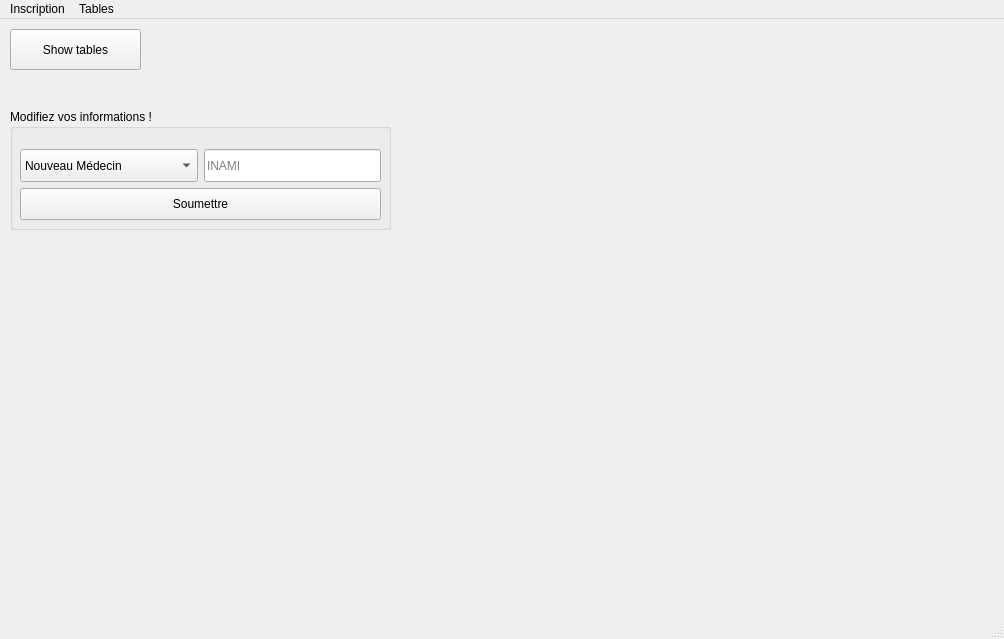
First picture: the form in code/gui/gui/mainwindow.ui, repository JustRayCB/bdd_projet1, before the edit.
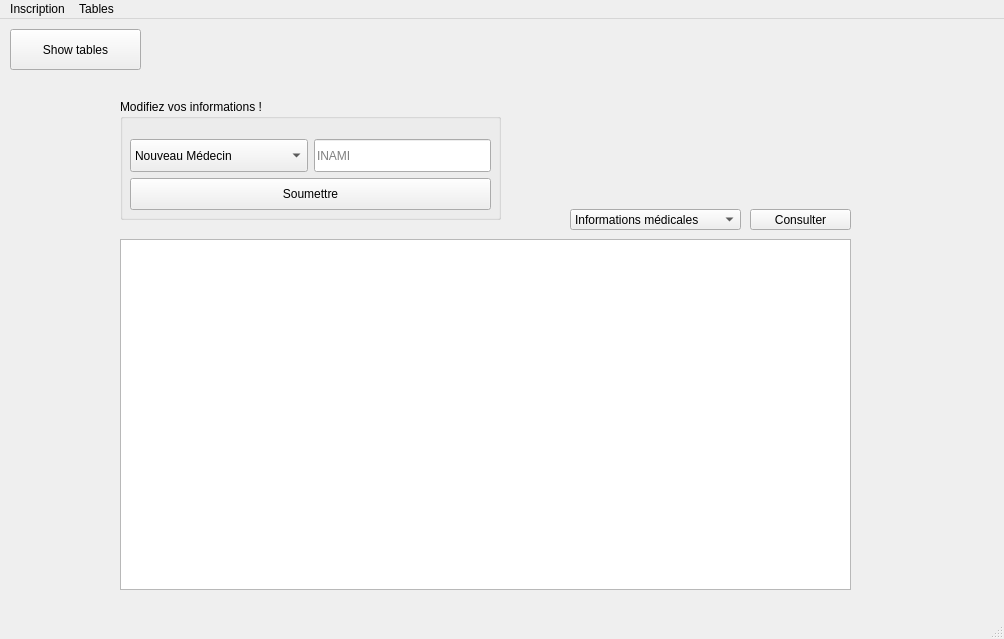
Second picture: the form after the edit. The open tabs and pages were chosen to show the change. Icons and pictures are not drawn.

Commit message: Adding new layout for patient account

Diff of the .ui file:
```diff
--- a/code/gui/gui/mainwindow.ui
+++ b/code/gui/gui/mainwindow.ui
@@ -110,8 +110,8 @@
      <widget class="QGroupBox" name="groupBox_2">
       <property name="geometry">
        <rect>
-        <x>0</x>
-        <y>30</y>
+        <x>110</x>
+        <y>20</y>
         <width>381</width>
         <height>121</height>
        </rect>
@@ -182,6 +182,55 @@
        </layout>
       </widget>
      </widget>
+     <widget class="QTableView" name="tableViewInfoPatient">
+      <property name="geometry">
+       <rect>
+        <x>110</x>
+        <y>160</y>
+        <width>731</width>
+        <height>351</height>
+       </rect>
+      </property>
+     </widget>
+     <widget class="QComboBox" name="infoMenu">
+      <property name="geometry">
+       <rect>
+        <x>560</x>
+        <y>130</y>
+        <width>171</width>
+        <height>21</height>
+       </rect>
+      </property>
+      <property name="sizePolicy">
+       <sizepolicy hsizetype="Preferred" vsizetype="Preferred">
+        <horstretch>0</horstretch>
+        <verstretch>0</verstretch>
+       </sizepolicy>
+      </property>
+      <item>
+       <property name="text">
+        <string>Informations médicales</string>
+       </property>
+      </item>
+      <item>
+       <property name="text">
+        <string>Traitements</string>
+       </property>
+      </item>
+     </widget>
+     <widget class="QPushButton" name="consultInfo">
+      <property name="geometry">
+       <rect>
+        <x>740</x>
+        <y>130</y>
+        <width>101</width>
+        <height>21</height>
+       </rect>
+      </property>
+      <property name="text">
+       <string>Consulter</string>
+      </property>
+     </widget>
     </widget>
     <widget class="QWidget" name="signPatient">
      <widget class="QGroupBox" name="groupBox_3">
```
Left out of the diff: 26 changed lines with no effect on the pictures. The commit also changes 4 other files.
